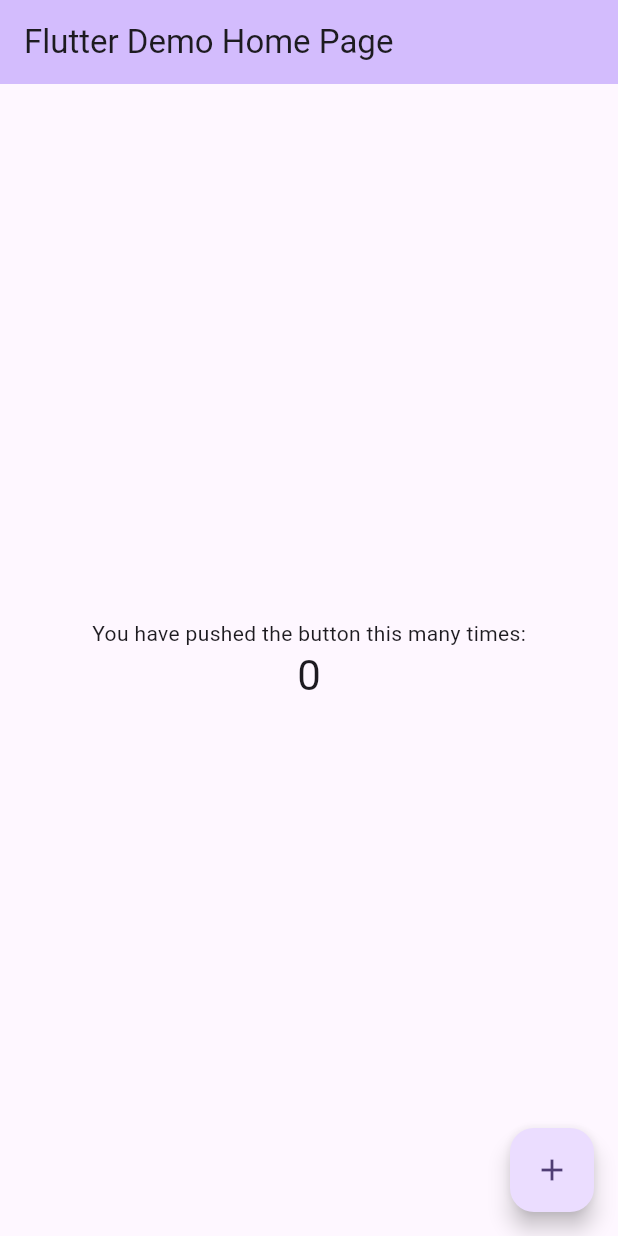
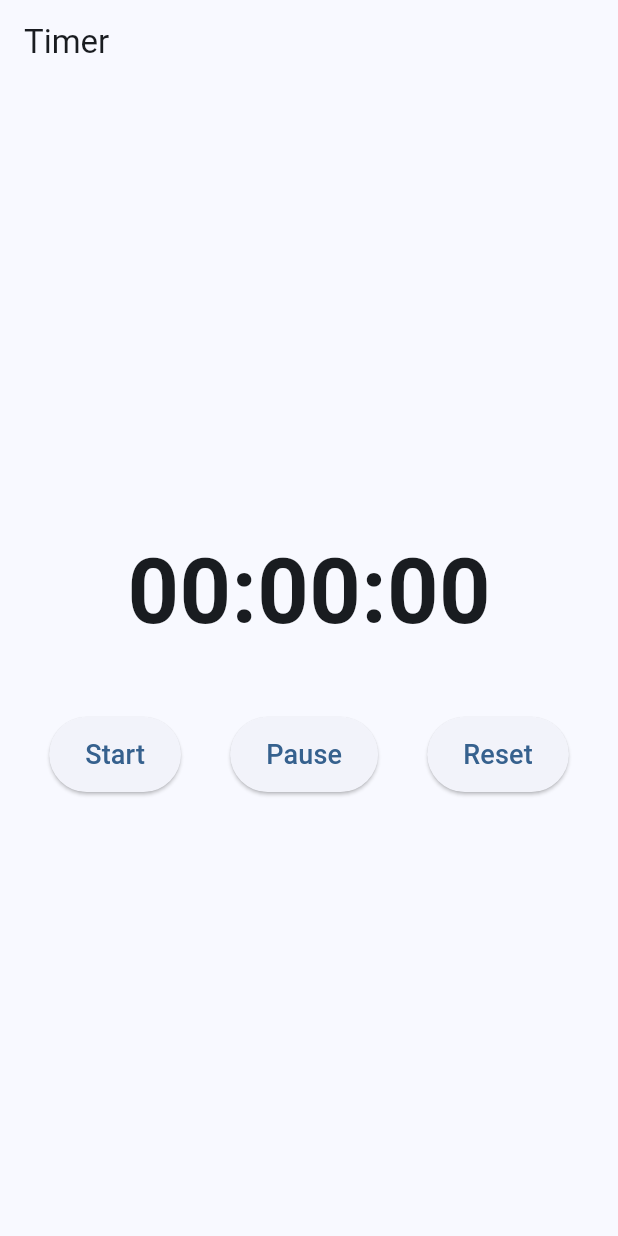
Before and after one commit to jeevan-vj/flutter-time-tracker, a Flutter app: the screen it shows after launch, on a phone screen of 412 x 824 dp. Run offline on Flutter 3.47's test engine with Material 3 defaults, Android fonts, the phone set to English and light mode, and no system bars.

Commit message:
timer screen inital

```diff
--- a/lib/main.dart
+++ b/lib/main.dart
@@ -1,4 +1,5 @@
 import 'package:flutter/material.dart';
+import 'screens/timer_screen.dart';
 
 void main() {
   runApp(const MyApp());
@@ -7,119 +8,15 @@ void main() {
 class MyApp extends StatelessWidget {
   const MyApp({super.key});
 
-  // This widget is the root of your application.
   @override
   Widget build(BuildContext context) {
     return MaterialApp(
-      title: 'Flutter Demo',
+      title: 'Time Tracker',
       theme: ThemeData(
-        // This is the theme of your application.
-        //
-        // TRY THIS: Try running your application with "flutter run". You'll see
-        // the application has a purple toolbar. Then, without quitting the app,
-        // try changing the seedColor in the colorScheme below to Colors.green
-        // and then invoke "hot reload" (save your changes or press the "hot
-        // reload" button in a Flutter-supported IDE, or press "r" if you used
-        // the command line to start the app).
-        //
-        // Notice that the counter didn't reset back to zero; the application
-        // state is not lost during the reload. To reset the state, use hot
-        // restart instead.
-        //
-        // This works for code too, not just values: Most code changes can be
-        // tested with just a hot reload.
-        colorScheme: ColorScheme.fromSeed(seedColor: Colors.deepPurple),
+        colorScheme: ColorScheme.fromSeed(seedColor: Colors.blue),
         useMaterial3: true,
       ),
-      home: const MyHomePage(title: 'Flutter Demo Home Page'),
+      home: const TimerScreen(),
     );
   }
 }
-
-class MyHomePage extends StatefulWidget {
-  const MyHomePage({super.key, required this.title});
-
-  // This widget is the home page of your application. It is stateful, meaning
-  // that it has a State object (defined below) that contains fields that affect
-  // how it looks.
-
-  // This class is the configuration for the state. It holds the values (in this
-  // case the title) provided by the parent (in this case the App widget) and
-  // used by the build method of the State. Fields in a Widget subclass are
-  // always marked "final".
-
-  final String title;
-
-  @override
-  State<MyHomePage> createState() => _MyHomePageState();
-}
-
-class _MyHomePageState extends State<MyHomePage> {
-  int _counter = 0;
-
-  void _incrementCounter() {
-    setState(() {
-      // This call to setState tells the Flutter framework that something has
-      // changed in this State, which causes it to rerun the build method below
-      // so that the display can reflect the updated values. If we changed
-      // _counter without calling setState(), then the build method would not be
-      // called again, and so nothing would appear to happen.
-      _counter++;
-    });
-  }
-
-  @override
-  Widget build(BuildContext context) {
-    // This method is rerun every time setState is called, for instance as done
-    // by the _incrementCounter method above.
-    //
-    // The Flutter framework has been optimized to make rerunning build methods
-    // fast, so that you can just rebuild anything that needs updating rather
-    // than having to individually change instances of widgets.
-    return Scaffold(
-      appBar: AppBar(
-        // TRY THIS: Try changing the color here to a specific color (to
-        // Colors.amber, perhaps?) and trigger a hot reload to see the AppBar
-        // change color while the other colors stay the same.
-        backgroundColor: Theme.of(context).colorScheme.inversePrimary,
-        // Here we take the value from the MyHomePage object that was created by
-        // the App.build method, and use it to set our appbar title.
-        title: Text(widget.title),
-      ),
-      body: Center(
-        // Center is a layout widget. It takes a single child and positions it
-        // in the middle of the parent.
-        child: Column(
-          // Column is also a layout widget. It takes a list of children and
-          // arranges them vertically. By default, it sizes itself to fit its
-          // children horizontally, and tries to be as tall as its parent.
-          //
-          // Column has various properties to control how it sizes itself and
-          // how it positions its children. Here we use mainAxisAlignment to
-          // center the children vertically; the main axis here is the vertical
-          // axis because Columns are vertical (the cross axis would be
-          // horizontal).
-          //
-          // TRY THIS: Invoke "debug painting" (choose the "Toggle Debug Paint"
-          // action in the IDE, or press "p" in the console), to see the
-          // wireframe for each widget.
-          mainAxisAlignment: MainAxisAlignment.center,
-          children: <Widget>[
-            const Text(
-              'You have pushed the button this many times:',
-            ),
-            Text(
-              '$_counter',
-              style: Theme.of(context).textTheme.headlineMedium,
-            ),
-          ],
-        ),
-      ),
-      floatingActionButton: FloatingActionButton(
-        onPressed: _incrementCounter,
-        tooltip: 'Increment',
-        child: const Icon(Icons.add),
-      ), // This trailing comma makes auto-formatting nicer for build methods.
-    );
-  }
-}
--- /dev/null
+++ b/lib/screens/timer_screen.dart
@@ -0,0 +1,75 @@
+import 'package:flutter/material.dart';
+
+class TimerScreen extends StatelessWidget {
+  const TimerScreen({super.key});
+
+  @override
+  Widget build(BuildContext context) {
+    return Scaffold(
+      appBar: AppBar(
+        title: const Text('Timer'),
+      ),
+      body: Center(
+        child: Column(
+          mainAxisAlignment: MainAxisAlignment.center,
+          children: [
+            // Timer Display
+            const Text(
+              '00:00:00',
+              style: TextStyle(
+                fontSize: 60,
+                fontWeight: FontWeight.bold,
+              ),
+            ),
+            const SizedBox(height: 40),
+            // Buttons Row
+            Row(
+              mainAxisAlignment: MainAxisAlignment.spaceEvenly,
+              children: [
+                ElevatedButton(
+                  onPressed: () {},
+                  style: ElevatedButton.styleFrom(
+                    padding: const EdgeInsets.symmetric(
+                      horizontal: 24,
+                      vertical: 12,
+                    ),
+                  ),
+                  child: const Text(
+                    'Start',
+                    style: TextStyle(fontSize: 18),
+                  ),
+                ),
+                ElevatedButton(
+                  onPressed: () {},
+                  style: ElevatedButton.styleFrom(
+                    padding: const EdgeInsets.symmetric(
+                      horizontal: 24,
+                      vertical: 12,
+                    ),
+                  ),
+                  child: const Text(
+                    'Pause',
+                    style: TextStyle(fontSize: 18),
+                  ),
+                ),
+                ElevatedButton(
+                  onPressed: () {},
+                  style: ElevatedButton.styleFrom(
+                    padding: const EdgeInsets.symmetric(
+                      horizontal: 24,
+                      vertical: 12,
+                    ),
+                  ),
+                  child: const Text(
+                    'Reset',
+                    style: TextStyle(fontSize: 18),
+                  ),
+                ),
+              ],
+            ),
+          ],
+        ),
+      ),
+    );
+  }
+}
```
